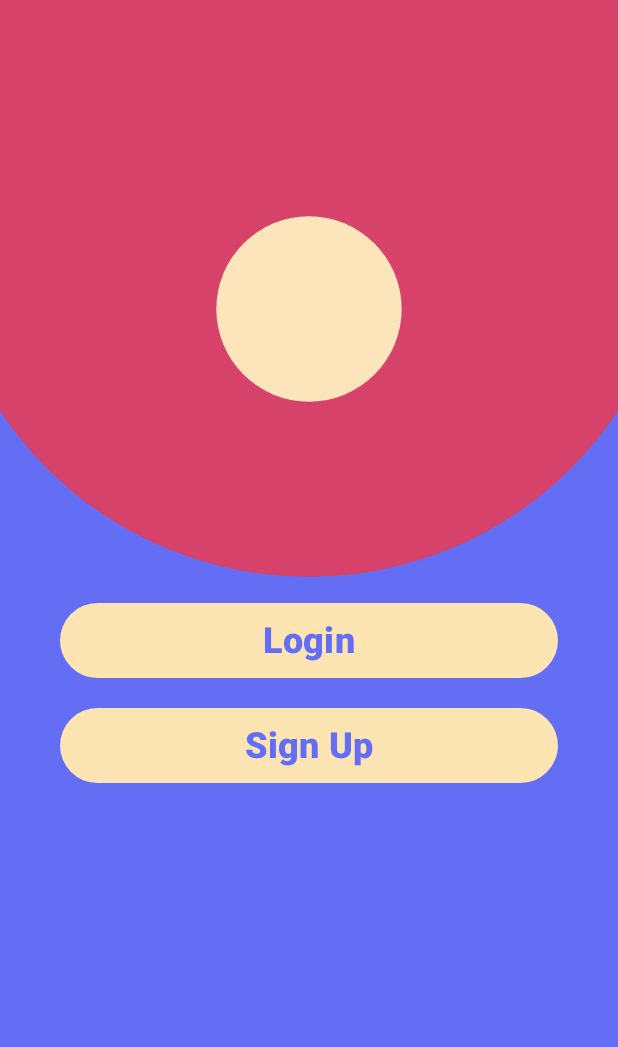
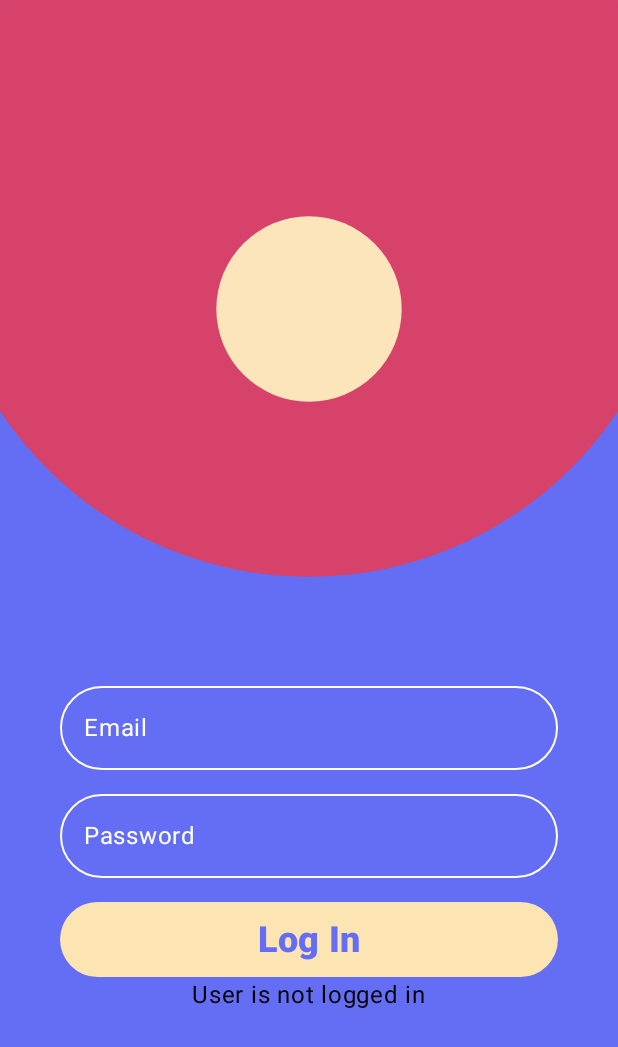
Before and after one commit to JennaRV/BulletJournal, an Android app built with Jetpack Compose: the screen it shows after launch (MainActivity), after a tap on "Login", on a phone screen of 412 x 824 dp. Shown: the top 1047 px of the screen. Run offline under Robolectric (Android 15) with nearby library versions, the phone set to English and light mode, and no system bars.

Commit message:
login page UI added, authentication feature is complete and working

```diff
--- a/app/src/main/java/com/example/rocketjournal/view/LoginButtons.kt
+++ b/app/src/main/java/com/example/rocketjournal/view/LoginButtons.kt
@@ -47,7 +47,7 @@ please do!
         ) {
             //Spacer(modifier = Modifier.weight(0.6f))
             Button(
-                onClick = { /* TODO */ },
+                onClick = { navController.navigate("loginPage") },
                 modifier = Modifier
                     .fillMaxWidth()
                     .height(50.dp),
--- /dev/null
+++ b/app/src/main/java/com/example/rocketjournal/view/LoginForm.kt
@@ -0,0 +1,155 @@
+package com.example.rocketjournal.view
+
+import androidx.compose.foundation.layout.Arrangement
+import androidx.compose.foundation.layout.Box
+import androidx.compose.foundation.layout.Column
+import androidx.compose.foundation.layout.Spacer
+import androidx.compose.foundation.layout.absolutePadding
+import androidx.compose.foundation.layout.fillMaxSize
+import androidx.compose.foundation.layout.fillMaxWidth
+import androidx.compose.foundation.layout.height
+import androidx.compose.foundation.layout.padding
+import androidx.compose.foundation.shape.RoundedCornerShape
+import androidx.compose.foundation.text.KeyboardOptions
+import androidx.compose.material3.Button
+import androidx.compose.material3.ButtonDefaults
+import androidx.compose.material3.ExperimentalMaterial3Api
+import androidx.compose.material3.OutlinedTextField
+import androidx.compose.material3.Text
+import androidx.compose.material3.TextFieldDefaults
+import androidx.compose.runtime.Composable
+import androidx.compose.runtime.getValue
+import androidx.compose.runtime.mutableStateOf
+import androidx.compose.runtime.remember
+import androidx.compose.runtime.setValue
+import androidx.compose.ui.Alignment
+import androidx.compose.ui.Modifier
+import androidx.compose.ui.graphics.Color
+import androidx.compose.ui.input.pointer.PointerIcon.Companion.Text
+import androidx.compose.ui.platform.LocalContext
+import androidx.compose.ui.semantics.SemanticsProperties.Text
+import androidx.compose.ui.text.font.FontWeight
+import androidx.compose.ui.text.input.KeyboardType
+import androidx.compose.ui.text.input.KeyboardType.Companion.Text
+import androidx.compose.ui.text.input.PasswordVisualTransformation
+import androidx.compose.ui.unit.dp
+import androidx.compose.ui.unit.sp
+import androidx.lifecycle.viewmodel.compose.viewModel
+import androidx.navigation.NavController
+import com.example.rocketjournal.model.dataModel.UserState
+import com.example.rocketjournal.viewmodel.SupabaseAuthViewModel
+
+
+@OptIn(ExperimentalMaterial3Api::class)
+@Composable
+fun LogInForm(navController: NavController) {
+    var email by remember { mutableStateOf("") }
+    var password by remember { mutableStateOf("") }
+    var confirmPassword by remember { mutableStateOf("") }
+    val authViewModel: SupabaseAuthViewModel = viewModel()
+    val context = LocalContext.current
+    val userState by authViewModel.userState
+
+    var userEmail by remember { mutableStateOf("") }
+    var userPassword by remember { mutableStateOf("") }
+    var currentUserState by remember { mutableStateOf("") }
+
+    Box(
+        modifier = Modifier.fillMaxSize(),
+        contentAlignment = Alignment.Center
+
+    ) {
+        // Define your Column here and include TextFields and Button
+        Column(
+            modifier = Modifier
+                .fillMaxSize()
+                .fillMaxWidth()
+                .padding(horizontal = 40.dp)
+                .absolutePadding(top = 200.dp)
+                .padding(top = 100.dp),
+            verticalArrangement = Arrangement.Center,
+            horizontalAlignment = Alignment.CenterHorizontally
+        ) {
+            OutlinedTextField(
+                modifier = Modifier.fillMaxWidth(),
+                value = email,
+                onValueChange = { email = it },
+                label = { Text("Email") },
+                colors = TextFieldDefaults.outlinedTextFieldColors(
+                    focusedTextColor = Color.White,
+                    unfocusedTextColor = Color.White,
+                    focusedLabelColor = Color.White, // Label color when focused
+                    unfocusedLabelColor = Color.White, // Label color when not focused
+                    focusedBorderColor = Color.White, // Border color when focused
+                    unfocusedBorderColor = Color.White, // Border color when not focused
+                ),
+                shape = RoundedCornerShape(60.dp)
+
+            )
+            Spacer(modifier = Modifier.height(8.dp))
+            OutlinedTextField(
+                modifier = Modifier.fillMaxWidth(),
+                value = password,
+                onValueChange = { password = it },
+                label = { Text("Password") },
+                visualTransformation = PasswordVisualTransformation(),
+                keyboardOptions = KeyboardOptions(keyboardType = KeyboardType.Password),
+                colors = TextFieldDefaults.outlinedTextFieldColors(
+                    focusedTextColor = Color.White,
+                    unfocusedTextColor = Color.White,
+                    focusedLabelColor = Color.White, // Label color when focused
+                    unfocusedLabelColor = Color.White, // Label color when not focused
+                    focusedBorderColor = Color.White, // Border color when focused
+                    unfocusedBorderColor = Color.White, // Border color when not focused
+                ),
+                shape = RoundedCornerShape(60.dp)
+
+            )
+            Spacer(modifier = Modifier.height(16.dp))
+            Button(
+                onClick = {
+                    //navController.navigate("")
+                    authViewModel.login(
+                        context,
+                        email,
+                        password
+                    )
+
+                },
+                modifier = Modifier
+                    .fillMaxWidth()
+                    .height(50.dp),
+                shape = RoundedCornerShape(60.dp),
+                colors = ButtonDefaults.buttonColors(
+                    containerColor = Color(0xFFFCE4B3)
+                )
+            ) {
+                Text(
+                    "Log In",
+                    fontSize = 24.sp,
+                    fontWeight = FontWeight.W800,
+                    color = Color(red = 100, green = 110, blue = 245)
+                )
+            }
+
+            when(userState){
+                is UserState.Loading -> {
+                    LoadingComponent()
+                }
+                is UserState.Success -> {
+                    val message = (userState as UserState.Success).message
+                    currentUserState = message
+                }
+                is UserState.Error -> {
+                    val message = (userState as UserState.Error).message
+                    currentUserState = message
+                }
+            }
+
+            if(currentUserState.isNotEmpty()){
+                Text(text = currentUserState)
+            }
+
+        }
+    }
+}
--- a/app/src/main/java/com/example/rocketjournal/view/MainActivity.kt
+++ b/app/src/main/java/com/example/rocketjournal/view/MainActivity.kt
@@ -48,6 +48,7 @@ class MainActivity : ComponentActivity() {
                 NavHost(navController = navController, startDestination = "login") {
                     composable("login") { LoginScreen(navController) }
                     composable("signup") { SignUp(navController) }
+                    composable("loginPage"){LoginPage(navController)}
                     // Define other destinations here
                 }
             }
@@ -85,4 +86,26 @@ class MainActivity : ComponentActivity() {
 
         }
     }
+
+    @Composable
+    fun LoginPage(
+        navController: NavController,
+        viewModel: SupabaseAuthViewModel = viewModel()
+    ) {
+        val context = LocalContext.current
+        val userState by viewModel.userState
+
+        var userEmail by remember { mutableStateOf("") }
+        var userPassword by remember { mutableStateOf("") }
+        var currentUserState by remember { mutableStateOf("") }
+
+        LaunchedEffect(Unit) {
+            viewModel.isUserLoggedIn(context)
+        }
+
+        AppBackground {
+            LogInForm(navController)
+
+        }
+    }
 }
```
